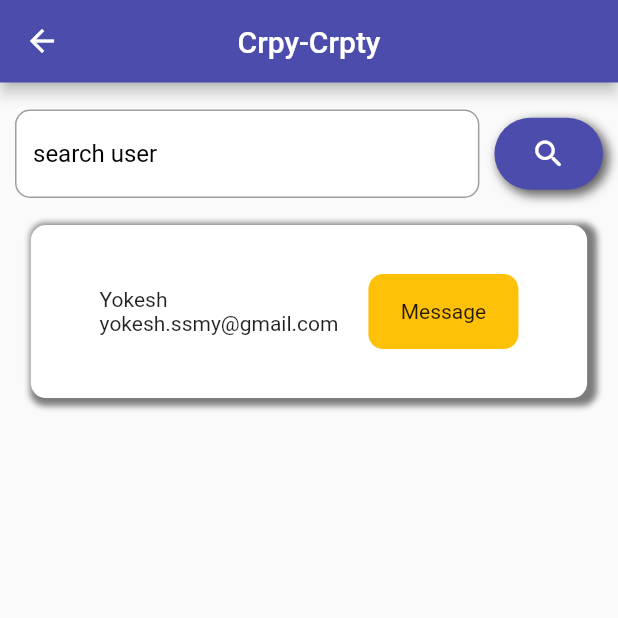
After one commit to yokesh22/crpy_crpty, a Flutter app: the HomePageScreen screen opened directly, after a tap on the "search" icon, on a phone screen of 412 x 824 dp, the top half of it. The commit adds this screen. Run offline on Flutter 3.47's test engine with Material 2 defaults, Android fonts, the light colour scheme and no system bars; our stand-ins replace cloud_firestore, firebase_auth, firebase_core, shared_preferences; accounts and stored records are empty.

Commit message:
searchscreen

```diff
--- /dev/null
+++ b/crpy_crpty/lib/customWidgets/customAppbar.dart
@@ -0,0 +1,20 @@
+import 'package:crpy_crpty/constants.dart';
+import 'package:flutter/material.dart';
+import 'package:flutter/src/widgets/framework.dart';
+import 'package:flutter/src/widgets/placeholder.dart';
+
+class CustomAppBar extends StatelessWidget implements PreferredSizeWidget {
+  const CustomAppBar({super.key});
+
+  @override
+  Widget build(BuildContext context) {
+    return AppBar(
+      backgroundColor: primary_color,
+      centerTitle: true,
+      title: Text("Crpy-Crpty"),
+    );
+  }
+
+  @override
+  Size get preferredSize => Size.fromHeight(55.0);
+}
--- /dev/null
+++ b/crpy_crpty/lib/customWidgets/searchCard.dart
@@ -0,0 +1,45 @@
+import 'package:flutter/material.dart';
+
+Widget SearchCard(context) {
+  return Container(
+    margin: EdgeInsets.only(top: 10),
+    width: MediaQuery.of(context).size.width * 0.9,
+    height: MediaQuery.of(context).size.height * 0.14,
+    decoration: BoxDecoration(
+        color: Colors.white,
+        borderRadius: BorderRadius.circular(10),
+        boxShadow: [
+          BoxShadow(
+            color: Colors.black.withOpacity(0.5),
+            blurRadius: 3,
+            spreadRadius: 3,
+            offset: Offset(3, 2),
+          )
+        ]),
+    child: Row(
+      mainAxisAlignment: MainAxisAlignment.center,
+      crossAxisAlignment: CrossAxisAlignment.center,
+      children: [
+        Column(
+          mainAxisAlignment: MainAxisAlignment.center,
+          crossAxisAlignment: CrossAxisAlignment.start,
+          children: [
+            Text("Yokesh"),
+            Text("yokesh.ssmy@gmail.com"),
+          ],
+        ),
+        Container(
+          width: 100,
+          height: 50,
+          alignment: Alignment.center,
+          margin: EdgeInsets.only(left: 20.0),
+          decoration: BoxDecoration(
+            color: Colors.amber,
+            borderRadius: BorderRadius.circular(10),
+          ),
+          child: Text("Message"),
+        ),
+      ],
+    ),
+  );
+}
--- a/crpy_crpty/lib/screens/Home-page.dart
+++ b/crpy_crpty/lib/screens/Home-page.dart
@@ -2,10 +2,9 @@ import 'package:crpy_crpty/constants.dart';
 import 'package:crpy_crpty/screens/welcome.dart';
 import 'package:firebase_auth/firebase_auth.dart';
 import 'package:flutter/material.dart';
-import 'package:flutter/src/widgets/framework.dart';
-import 'package:flutter/src/widgets/placeholder.dart';
 
 import '../services/sharedPref.dart';
+import 'Search-Page.dart';
 
 class HomePageScreen extends StatefulWidget {
   const HomePageScreen({super.key});
@@ -49,6 +48,19 @@ class _HomePageScreenState extends State<HomePageScreen> {
           })
         ],
       ),
+      floatingActionButton: FloatingActionButton(
+        backgroundColor: primary_color,
+        // isExtended: false,
+        child: Icon(
+          Icons.search_rounded,
+          color: Colors.white,
+          size: 25,
+        ),
+        onPressed: () {
+          Navigator.of(context)
+              .push(MaterialPageRoute(builder: (context) => SearchScreen()));
+        },
+      ),
     );
   }
 }
--- a/crpy_crpty/lib/screens/Login-page.dart
+++ b/crpy_crpty/lib/screens/Login-page.dart
@@ -26,6 +26,7 @@ class _LoginScreenState extends State<LoginScreen> {
   String name = "India";
   bool showOTP = false;
   bool alertshow = true;
+  bool isLoading = false;
 
   void setCountryData(CountryModel country) {
     setState(() {
@@ -156,6 +157,7 @@ class _LoginScreenState extends State<LoginScreen> {
                       await SharedPreferenceFunctions.userLoggedIn(true);
                       await database.saveUser(code + phone_controller.text);
 
+                      // ignore: use_build_context_synchronously
                       Navigator.of(context).pushAndRemoveUntil(
                           MaterialPageRoute(
                               builder: (context) => const HomePageScreen()),
--- /dev/null
+++ b/crpy_crpty/lib/screens/Search-Page.dart
@@ -0,0 +1,105 @@
+import 'package:crpy_crpty/constants.dart';
+import 'package:flutter/material.dart';
+import 'package:flutter/src/widgets/framework.dart';
+import 'package:flutter/src/widgets/placeholder.dart';
+
+import '../customWidgets/customAppbar.dart';
+import '../customWidgets/searchCard.dart';
+
+class SearchScreen extends StatefulWidget {
+  const SearchScreen({super.key});
+
+  @override
+  State<SearchScreen> createState() => _SearchScreenState();
+}
+
+class _SearchScreenState extends State<SearchScreen> {
+  TextEditingController controller = TextEditingController();
+  @override
+  Widget build(BuildContext context) {
+    // ignore: prefer_const_constructors
+
+    return Scaffold(
+      appBar: CustomAppBar(),
+      body: Column(
+        children: [
+          SingleChildScrollView(
+            child: Column(
+              children: [
+                Padding(
+                  padding: const EdgeInsets.only(top: 10.0),
+                  child: Row(
+                    children: [
+                      Expanded(
+                        flex: 4,
+                        child: Padding(
+                          padding: const EdgeInsets.symmetric(
+                              horizontal: 10.0, vertical: 8.0),
+                          child: Container(
+                            // width: width,
+                            // height: height * 0.16,
+                            // color: Colors.amber,
+                            decoration: BoxDecoration(
+                              color: Colors.white,
+                              boxShadow: [
+                                BoxShadow(
+                                  color: Colors.black.withOpacity(0.0),
+                                  spreadRadius: 2,
+                                  blurRadius: 5,
+                                  offset: Offset(3, 3),
+                                )
+                              ],
+                              borderRadius: BorderRadius.circular(10),
+                            ),
+                            child: TextField(
+                              controller: controller,
+                              decoration: InputDecoration(
+                                hintText: "search user",
+                                hintStyle: TextStyle(color: Colors.black),
+                                focusedBorder: OutlineInputBorder(),
+                                focusColor: Colors.black,
+                                border: OutlineInputBorder(
+                                  borderRadius: BorderRadius.circular(10),
+                                ),
+                              ),
+                            ),
+                          ),
+                        ),
+                      ),
+                      Expanded(
+                        flex: 1,
+                        child: Container(
+                          margin: EdgeInsets.only(right: 10.0),
+                          decoration: BoxDecoration(
+                            color: primary_color,
+                            borderRadius: BorderRadius.circular(50),
+                            boxShadow: [
+                              BoxShadow(
+                                color: Colors.black.withOpacity(0.6),
+                                spreadRadius: 1,
+                                blurRadius: 5,
+                                offset: Offset(3, 3),
+                              )
+                            ],
+                          ),
+                          child: IconButton(
+                            onPressed: () {},
+                            icon: Icon(
+                              Icons.search_rounded,
+                              color: Colors.white,
+                            ),
+                          ),
+                        ),
+                      )
+                    ],
+                  ),
+                ),
+                SearchCard(context),
+              ],
+            ),
+          )
+        ],
+      ),
+    );
+  }
+}
--- a/crpy_crpty/lib/services/database.dart
+++ b/crpy_crpty/lib/services/database.dart
@@ -4,7 +4,10 @@ class DatabaseConnection {
   FirebaseFirestore firestore = FirebaseFirestore.instance;
 
   saveUser(phoneNo) async {
-    await firestore.collection('user').add({'phone': phoneNo});
+    await firestore
+        .collection('user')
+        .doc(phoneNo)
+        .set({'phone': phoneNo, 'createdAt': DateTime.now()});
   }
 
   getUser(String currentuser) async {
```
